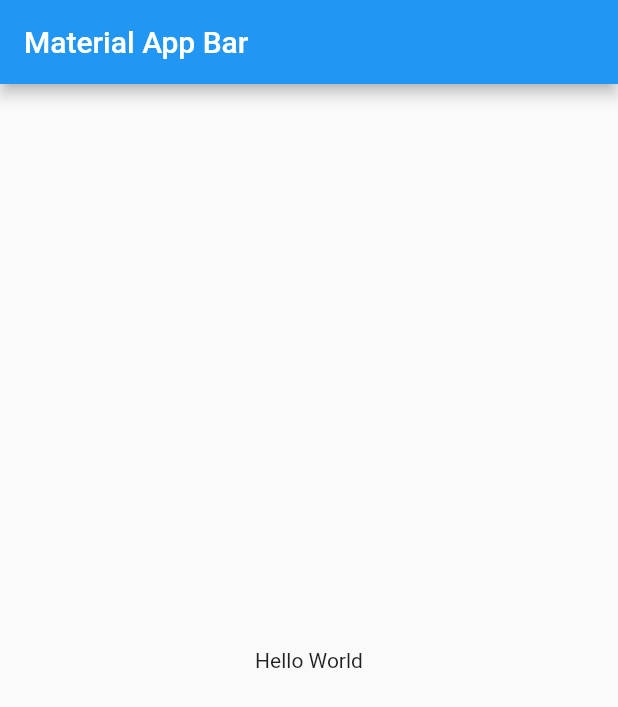
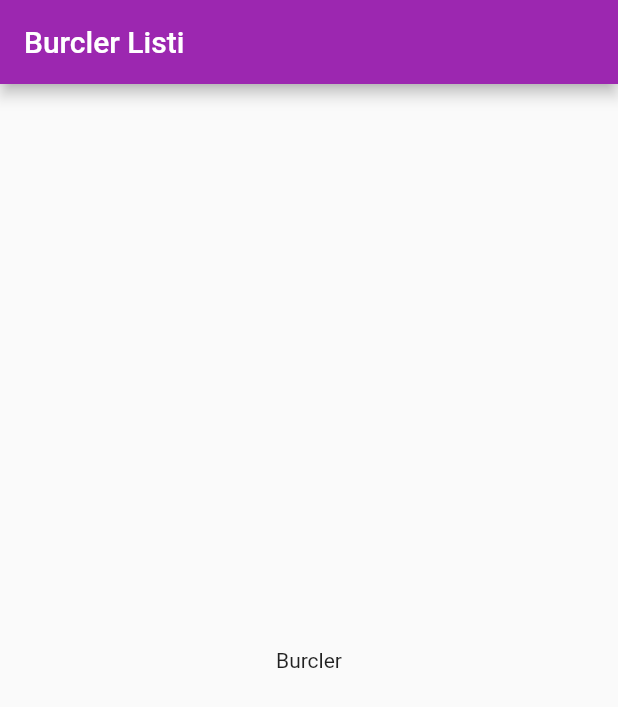
Before and after one commit to RustamovRRR/horoscope, a Flutter app: the screen it shows after launch, on a phone screen of 412 x 824 dp. Shown: the top 707 px of the screen. Run offline on Flutter 3.47's test engine with Material 2 defaults, Android fonts, the phone set to English and light mode, and no system bars.

Commit message:
veri qaynagi yaratmaq

```diff
--- /dev/null
+++ b/lib/burcListi.dart
@@ -0,0 +1,40 @@
+import 'package:flutter/material.dart';
+import 'package:horoscope/data/strings.dart';
+import 'package:horoscope/model/burc.dart';
+
+class BurcListi extends StatelessWidget {
+  late List<Burc> butunBurcler;
+  BurcListi() {
+    butunBurcler = verilenlerBazasiHazirla();
+    print(butunBurcler);
+  }
+
+  @override
+  Widget build(BuildContext context) {
+    return Scaffold(
+      appBar: AppBar(
+        title: Text("Burcler Listi"),
+      ),
+      body: Center(
+        child: Text("Burcler"),
+      ),
+    );
+  }
+
+  List<Burc> verilenlerBazasiHazirla() {
+    List<Burc> muveqqeti = [];
+    for (var i = 0; i < 12; i++) {
+      var burcAdi = Strings.BURC_ADLARI[i];
+      var burcTarixi = Strings.BURC_TARIHLERI[i];
+      var burcMelumat = Strings.BURC_GENEL_OZELLIKLERI[i];
+      var burcKicikResimler =
+          "assets/images/${Strings.BURC_ADLARI[i].toLowerCase()}${i + 1}.png";
+      var burcBoyukResimler =
+          "assets/images/${Strings.BURC_ADLARI[i].toLowerCase()}_boyuk${i + 1}.png";
+      Burc elaveOlunacaq = Burc(burcAdi, burcTarixi, burcMelumat,
+          burcKicikResimler, burcBoyukResimler);
+      muveqqeti.add(elaveOlunacaq);
+    }
+    return muveqqeti;
+  }
+}
--- a/lib/main.dart
+++ b/lib/main.dart
@@ -1,4 +1,5 @@
 import 'package:flutter/material.dart';
+import 'package:horoscope/burcListi.dart';
 
 void main() => runApp(MyApp());
 
@@ -6,17 +7,13 @@ class MyApp extends StatelessWidget {
   @override
   Widget build(BuildContext context) {
     return MaterialApp(
-      title: 'Material App',
-      home: Scaffold(
-        appBar: AppBar(
-          title: Text('Material App Bar'),
-        ),
-        body: Center(
-          child: Container(
-            child: Text('Hello World'),
-          ),
-        ),
+      title: 'Horoscope',
+      debugShowCheckedModeBanner: false,
+      theme: ThemeData(
+        primarySwatch: Colors.purple,
+
       ),
+      home: BurcListi()
     );
   }
 }
--- /dev/null
+++ b/lib/model/burc.dart
@@ -0,0 +1,14 @@
+class Burc {
+  final String _burcAdi;
+  final String _burcTarixi;
+  final String _burcMelumati;
+  final String _burcBalacaShekli;
+  final String _burcBoyukShekli;
+
+  Burc(this._burcAdi, this._burcTarixi, this._burcMelumati, this._burcBalacaShekli, this._burcBoyukShekli);
+  @override
+  String toString() {
+    // TODO: implement toString
+    return "$_burcAdi, $_burcTarixi";
+  }
+}
--- a/pubspec.yaml
+++ b/pubspec.yaml
@@ -58,8 +58,8 @@ flutter:
   uses-material-design: true
 
   # To add assets to your application, add an assets section, like this:
-  # assets:
-  #   - images/a_dot_burr.jpeg
+  assets:
+    - assets/images/
   #   - images/a_dot_ham.jpeg
 
   # An image asset can refer to one or more resolution-specific "variants", see
```
Also changed, not shown: 1 other file.
